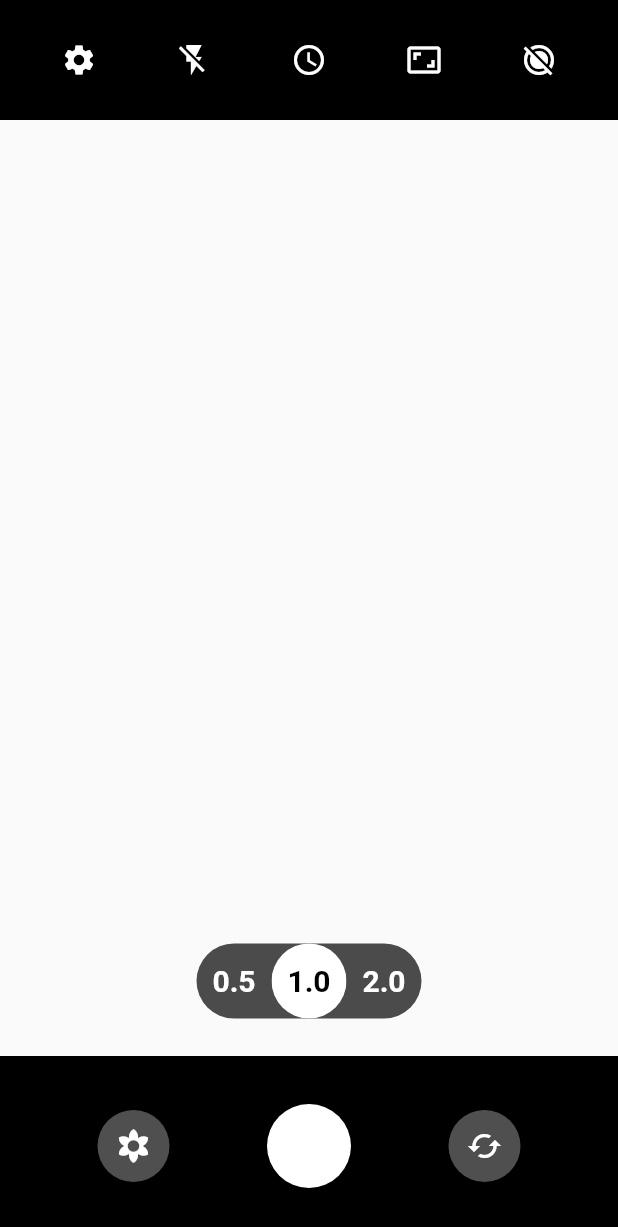
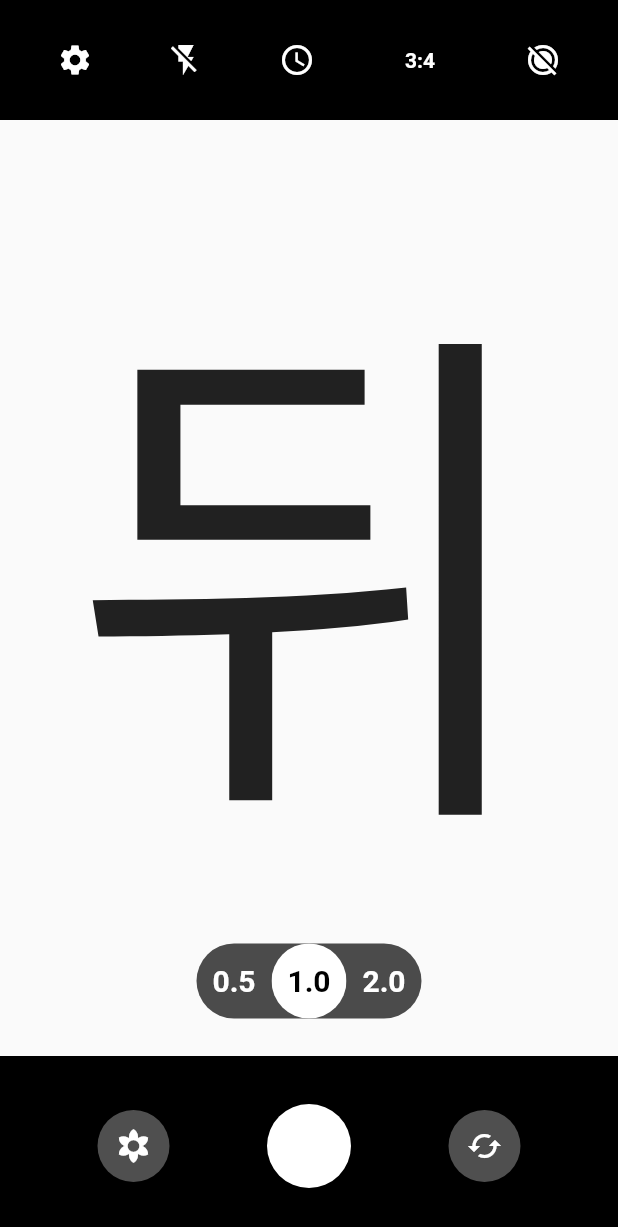
Before and after one commit to JIEEEN/SMART-ME, a Flutter app: the screen it shows after launch, on a phone screen of 412 x 824 dp. Shown: the top 1227 px of the screen. Run offline on Flutter 3.47's test engine with Material 2 defaults, Android fonts, the phone set to English and light mode, and no system bars.

Commit message:
[ADD] photo ratio toolbar and current camera rotation detector

```diff
--- a/lib/camera/android_camera.dart
+++ b/lib/camera/android_camera.dart
@@ -10,8 +10,13 @@ class _GetAndroidCameraState extends State<GetAndroidCamera> {
   bool _isFlashOn = false;
   bool _isRatioOn = false;
   bool _isMotionPhotoOn = false;
+  bool _isCameraFront = false;
   int _timerDelay = 0;
-  double _overlayHeight = 0;
+  int _flashType = 0; // 0 -> off, 1 -> auto, 2 -> on
+  int _ratioType = 0; // 0 -> 3:4, 1 -> 16:9, 2 -> 1:1, 3 -> full
+  double _overlayHeightTimer = 0;
+  double _overlayHeightFlash = 0;
+  double _overlayHeightRatio = 0;
 
   final _toast = ToastBuilder();
   @override
@@ -60,11 +65,14 @@ class _GetAndroidCameraState extends State<GetAndroidCamera> {
                       ),
                       IconButton(
                         icon: Icon(
-                            _isFlashOn ? Icons.flash_on : Icons.flash_off,
-                            color: _isFlashOn ? Colors.yellow : Colors.white),
+                          _flashType == 0 ? Icons.flash_off :
+                          _flashType == 1 ? Icons.flash_auto : Icons.flash_on,
+                            color: _flashType == 2 ? Colors.yellow : Colors.white,
+                            ),
                         onPressed: () {
                           setState(() {
                             _isFlashOn = !_isFlashOn;
+                            _overlayHeightFlash = 80;
                           });
                         },
                       ),
@@ -74,23 +82,22 @@ class _GetAndroidCameraState extends State<GetAndroidCamera> {
                           _timerDelay == 3 ? Icons.timer_3 :
                           _timerDelay == 10 ? Icons.timer_10 : Icons.one_x_mobiledata,
                             color: _timerDelay != 0 ? Colors.yellow : Colors.white),
-                        // onPressed: () {
-                        //   setState(() {
-                        //     _isTimerOn = !_isTimerOn;
-                        //   });
-                        // },
                         onPressed: () {
                           setState(() {
-                            _overlayHeight = _overlayHeight == 0 ? 80 : 0;
+                            _overlayHeightTimer = _overlayHeightTimer == 0 ? 80 : 0;
                           });
                         },
                       ),
-                      IconButton(
-                        icon: Icon(Icons.aspect_ratio,
-                            color: _isRatioOn ? Colors.yellow : Colors.white),
+                      TextButton(
+                        child: Text(
+                          _ratioType == 0 ? '3:4' :
+                          _ratioType == 1 ? '16:9' :
+                          _ratioType == 2 ? '1:1' : 'Full'
+                        ,
+                        style: const TextStyle(color: Colors.white, fontWeight: FontWeight.bold),),
                         onPressed: () {
                           setState(() {
-                            _isRatioOn = !_isRatioOn;
+                            _overlayHeightRatio = 80;
                           });
                         },
                       ),
@@ -115,7 +122,7 @@ class _GetAndroidCameraState extends State<GetAndroidCamera> {
               ),
               AnimatedContainer(
                 duration: Duration(milliseconds: 100),
-                height: _overlayHeight,
+                height: _overlayHeightTimer,
                 decoration: BoxDecoration(
                   color: Colors.black,
                 ),
@@ -125,64 +132,152 @@ class _GetAndroidCameraState extends State<GetAndroidCamera> {
                     TextButton(
                       onPressed: () {
                         setState(() {
-                          _overlayHeight = 0;
+                          _overlayHeightTimer = 0;
                           _timerDelay = 0;
                         });
                       },
                       child: Text('0s',
                           style: TextStyle(
-                              color: Colors.yellow,
+                              color: _timerDelay == 0 ? Colors.yellow : Colors.white,
                               fontWeight: FontWeight.bold)),
                     ),
                     TextButton(
                       onPressed: () {
                         setState(() {
-                          _overlayHeight = 0;
+                          _overlayHeightTimer = 0;
                           _timerDelay = 1;
                         });
                       },
                       child: Text('1s',
                           style: TextStyle(
-                              color: Colors.yellow,
+                              color: _timerDelay == 1 ? Colors.yellow : Colors.white,
                               fontWeight: FontWeight.bold)),
                     ),
                     TextButton(
                       onPressed: () {
                         setState(() {
-                          _overlayHeight = 0;
+                          _overlayHeightTimer = 0;
                           _timerDelay = 3;
                         });
                       },
                       child: Text('3s',
                           style: TextStyle(
-                              color: Colors.yellow,
+                              color: _timerDelay == 3 ? Colors.yellow : Colors.white,
                               fontWeight: FontWeight.bold)),
                     ),
                     TextButton(
                       onPressed: () {
                         setState(() {
-                          _overlayHeight = 0;
+                          _overlayHeightTimer = 0;
                           _timerDelay = 10;
                         });
                       },
                       child: Text('10s',
                           style: TextStyle(
-                              color: Colors.yellow,
+                              color: _timerDelay == 10 ? Colors.yellow : Colors.white,
                               fontWeight: FontWeight.bold)),
+                    ),
+                  ],
+                ),
+              ),
+              AnimatedContainer(
+                clipBehavior: Clip.antiAlias,
+                duration: Duration(milliseconds: 100),
+                height: _overlayHeightFlash,
+                decoration: BoxDecoration(
+                  color: Colors.black,
+                ),
+                child: Row(
+                  mainAxisAlignment: MainAxisAlignment.spaceEvenly,
+                  children: [
+                    IconButton(
+                      onPressed: () {
+                        setState(() {
+                          _overlayHeightFlash = _overlayHeightFlash  == 0 ? 80 : 0;
+                          _flashType = 0;
+                        });
+                      },
+                      icon: Icon(Icons.flash_off, color: _flashType == 0 ? Colors.yellow : Colors.white,),
+                    ),
+                    IconButton(
+                      onPressed: () {
+                        setState(() {
+                          _overlayHeightFlash = _overlayHeightFlash  == 0 ? 80 : 0;
+                          _flashType = 1;
+                        });
+                      },
+                      icon: Icon(Icons.flash_auto, color: _flashType == 1 ? Colors.yellow : Colors.white,),
+                    ),
+                    IconButton(
+                      onPressed: () {
+                        setState(() {
+                          _overlayHeightFlash = _overlayHeightFlash  == 0 ? 80 : 0;
+                          _flashType = 2;
+                        });
+                      },
+                      icon: Icon(Icons.flash_on, color: _flashType == 2 ? Colors.yellow : Colors.white,),
+                    ),
+                  ],
+                ),
+              ),
+              AnimatedContainer(
+                clipBehavior: Clip.antiAlias,
+                duration: Duration(milliseconds: 100),
+                height: _overlayHeightRatio,
+                decoration: BoxDecoration(
+                  color: Colors.black,
+                ),
+                child: Row(
+                  mainAxisAlignment: MainAxisAlignment.spaceEvenly,
+                  children: [
+                    TextButton(
+                      onPressed: () {
+                        setState(() {
+                          _overlayHeightRatio = _overlayHeightRatio  == 0 ? 80 : 0;
+                          _ratioType = 0;
+                        });
+                      },
+                      child: Text('3:4', style: TextStyle(color: _ratioType == 0 ? Colors.yellow : Colors.white),),
+                    ),
+                    TextButton(
+                      onPressed: () {
+                        setState(() {
+                          _overlayHeightRatio = _overlayHeightRatio  == 0 ? 80 : 0;
+                          _ratioType = 1;
+                        });
+                      },
+                      child: Text('16:9', style: TextStyle(color: _ratioType == 1 ? Colors.yellow : Colors.white),),
+                    ),
+                    TextButton(
+                      onPressed: () {
+                        setState(() {
+                          _overlayHeightRatio = _overlayHeightRatio  == 0 ? 80 : 0;
+                          _ratioType = 2;
+                        });
+                      },
+                      child: Text('1:1', style: TextStyle(color: _ratioType == 2 ? Colors.yellow : Colors.white),),
+                    ),
+                    TextButton(
+                      onPressed: () {
+                        setState(() {
+                          _overlayHeightRatio = _overlayHeightRatio  == 0 ? 80 : 0;
+                          _ratioType = 3;
+                        });
+                      },
+                      child: Text('Full', style: TextStyle(color: _ratioType == 3 ? Colors.yellow : Colors.white),),
                     ),
                   ],
                 ),
               ),
             ],
           )),
-
+          Text( _isCameraFront ? '앞' : '뒤',  style: TextStyle(fontSize: 350),),
           Container(
             width: 150.0,
             height: 50.0,
             margin: EdgeInsets.fromLTRB(0, 0, 0, 25.0),
             child: ScopingWidget(),
           ),
-
           // Camera preview will go here
           Align(
             alignment: Alignment.bottomCenter,
@@ -207,10 +302,18 @@ class _GetAndroidCameraState extends State<GetAndroidCamera> {
                       onPressed: () {},
                     ),
                   ),
-                  FloatingActionButton(
-                    backgroundColor: Colors.white,
-                    onPressed: () {},
+                  GestureDetector(
+                    onLongPress: () {
+                          _toast.toast('비디오 촬영을 시작합니다');
+                    },
+                    child: FloatingActionButton(
+                      backgroundColor: Colors.white,
+                      onPressed: () {
+                          _toast.toast('사진이 촬영되었습니다.');
+                      },
+                    ),
                   ),
+
                   Container(
                     alignment: Alignment.center,
                     decoration: BoxDecoration(
@@ -222,7 +325,11 @@ class _GetAndroidCameraState extends State<GetAndroidCamera> {
                         Icons.cached,
                         color: Colors.white,
                       ),
-                      onPressed: () {},
+                      onPressed: () {
+                        setState(() {
+                          _isCameraFront = !_isCameraFront;
+                        });
+                      },
                     ),
                   )
                 ],
```
